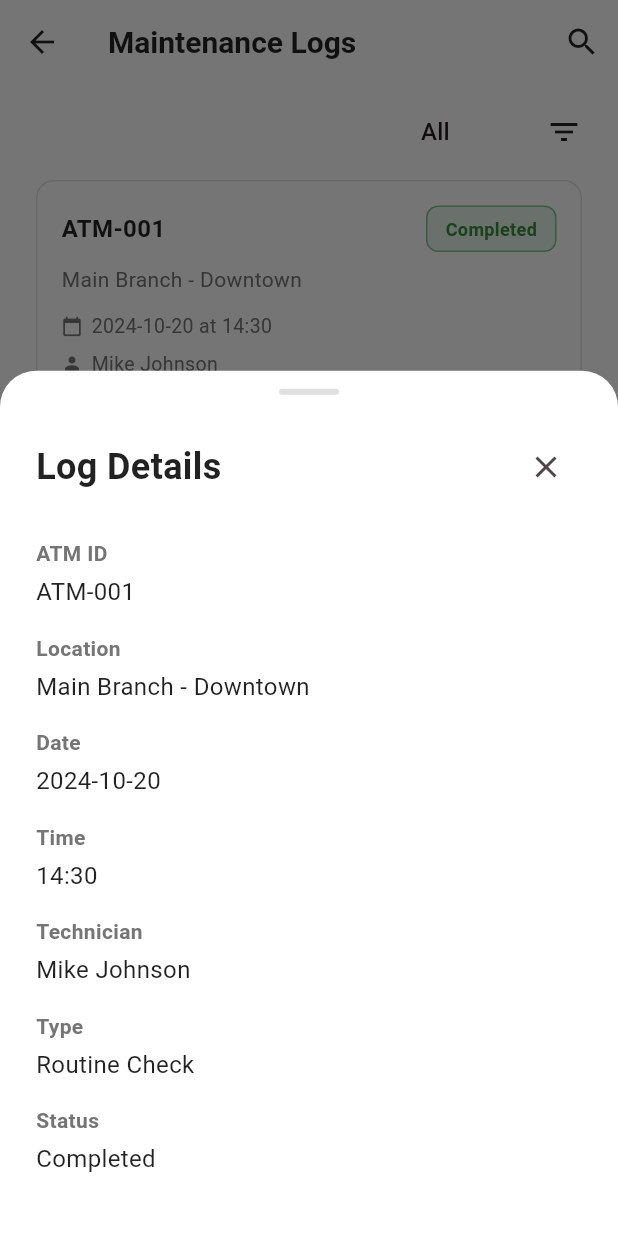
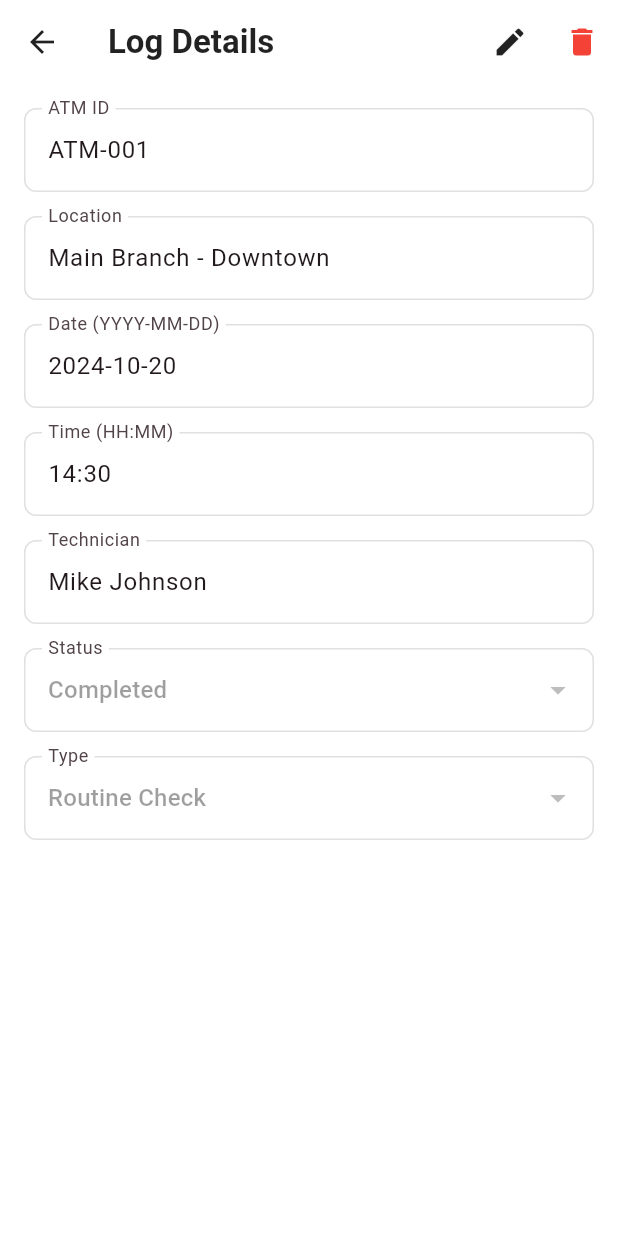
Before and after one commit to evance-mose/AMLS-APP, a Flutter app: the MaintenanceLogsScreen screen opened by its route, after a tap on "ATM-001", on a phone screen of 412 x 824 dp. Run offline on Flutter 3.47's test engine with Material 3 defaults, Android fonts, the phone set to English and light mode, and no system bars.

Commit message:
Add log management features to MaintenanceLogsScreen. Implement navigation to LogFormPage for adding and editing logs. Introduce delete confirmation dialog for log entries. Update state management to reflect changes in the logs list.

```diff
--- /dev/null
+++ b/lib/log_form_page.dart
@@ -0,0 +1,316 @@
+import 'package:flutter/material.dart';
+
+class LogFormPage extends StatefulWidget {
+  final Map<String, dynamic>? log; // Optional: for editing existing logs
+  final bool isViewOnly; // New parameter
+
+  const LogFormPage({super.key, this.log, this.isViewOnly = false}); // Default to false
+
+  @override
+  State<LogFormPage> createState() => _LogFormPageState();
+}
+
+class _LogFormPageState extends State<LogFormPage> {
+  final _formKey = GlobalKey<FormState>();
+  late TextEditingController _atmIdController;
+  late TextEditingController _locationController;
+  late TextEditingController _dateController;
+  late TextEditingController _timeController;
+  late TextEditingController _technicianController;
+  late String _selectedStatus;
+  late String _selectedType;
+
+  final List<String> _statuses = ['Completed', 'In Progress'];
+  final List<String> _types = ['Routine Check', 'Cash Replenishment', 'Hardware Repair', 'Software Update'];
+
+  @override
+  void initState() {
+    super.initState();
+    _atmIdController = TextEditingController(text: widget.log?['atmId'] ?? '');
+    _locationController = TextEditingController(text: widget.log?['location'] ?? '');
+    _dateController = TextEditingController(text: widget.log?['date'] ?? '');
+    _timeController = TextEditingController(text: widget.log?['time'] ?? '');
+    _technicianController = TextEditingController(text: widget.log?['technician'] ?? '');
+    _selectedStatus = widget.log?['status'] ?? _statuses.first;
+    _selectedType = widget.log?['type'] ?? _types.first;
+  }
+
+  @override
+  void dispose() {
+    _atmIdController.dispose();
+    _locationController.dispose();
+    _dateController.dispose();
+    _timeController.dispose();
+    _technicianController.dispose();
+    super.dispose();
+  }
+
+  void _saveForm() {
+    if (_formKey.currentState!.validate()) {
+      final newLog = {
+        'atmId': _atmIdController.text,
+        'location': _locationController.text,
+        'date': _dateController.text,
+        'time': _timeController.text,
+        'technician': _technicianController.text,
+        'status': _selectedStatus,
+        'type': _selectedType,
+      };
+      Navigator.pop(context, newLog); // Pass the new/edited log back
+    }
+  }
+
+  void _selectDate() async {
+    DateTime? picked = await showDatePicker(
+      context: context,
+      initialDate: DateTime.tryParse(_dateController.text) ?? DateTime.now(),
+      firstDate: DateTime(2000),
+      lastDate: DateTime(2100),
+    );
+    if (picked != null) {
+      setState(() {
+        _dateController.text = picked.toIso8601String().split('T').first; // Format as YYYY-MM-DD
+      });
+    }
+  }
+
+  TimeOfDay _parseTimeOfDay(String timeString) {
+    if (timeString.isEmpty) {
+      return TimeOfDay.now();
+    }
+    final parts = timeString.split(':');
+    if (parts.length == 2) {
+      final hour = int.tryParse(parts[0]);
+      final minute = int.tryParse(parts[1]);
+      if (hour != null && minute != null) {
+        return TimeOfDay(hour: hour, minute: minute);
+      }
+    }
+    return TimeOfDay.now();
+  }
+
+  void _selectTime() async {
+    TimeOfDay? picked = await showTimePicker(
+      context: context,
+      initialTime: _parseTimeOfDay(_timeController.text),
+    );
+    if (picked != null) {
+      setState(() {
+        _timeController.text = picked.format(context); // Format as HH:MM
+      });
+    }
+  }
+
+  @override
+  Widget build(BuildContext context) {
+    return Scaffold(
+      backgroundColor: Colors.white, // Set background color to white
+      appBar: AppBar(
+        backgroundColor: Colors.white, // Consistent with logs_page.dart
+        elevation: 0, // Consistent with logs_page.dart
+        iconTheme: const IconThemeData(color: Colors.black87), // Consistent with logs_page.dart
+        title: Text(
+          widget.isViewOnly
+              ? 'Log Details'
+              : (widget.log == null ? 'Create Log' : 'Edit Log'),
+          style: const TextStyle(
+            color: Colors.black87,
+            fontWeight: FontWeight.w600,
+          ),
+        ),
+        actions: widget.isViewOnly
+            ? [
+                IconButton(
+                  icon: const Icon(Icons.edit, color: Colors.black87),
+                  onPressed: () async {
+                    Navigator.pop(context); // Dismiss current view-only form
+                    final updatedLog = await Navigator.push<Map<String, dynamic>>(
+                      context,
+                      MaterialPageRoute(
+                        builder: (context) => LogFormPage(log: widget.log), // Navigate to edit mode
+                      ),
+                    );
+                    if (updatedLog != null) {
+                      Navigator.pop(context, updatedLog); // Pass updated log back to previous screen
+                    }
+                  },
+                ),
+                IconButton(
+                  icon: const Icon(Icons.delete, color: Colors.red),
+                  onPressed: () {
+                    // Implement delete confirmation and action here
+                    // For now, just pop with a signal to delete
+                    Navigator.pop(context, {'action': 'delete'});
+                  },
+                ),
+              ]
+            : null,
+      ),
+      body: Padding(
+        padding: const EdgeInsets.all(16.0),
+        child: Form(
+          key: _formKey,
+          child: ListView(
+            children: [
+              _buildTextFormField(
+                controller: _atmIdController,
+                labelText: 'ATM ID',
+                validatorMessage: 'Please enter an ATM ID',
+                readOnly: widget.isViewOnly,
+              ),
+              const SizedBox(height: 16),
+              _buildTextFormField(
+                controller: _locationController,
+                labelText: 'Location',
+                validatorMessage: 'Please enter a location',
+                readOnly: widget.isViewOnly,
+              ),
+              const SizedBox(height: 16),
+              _buildTextFormField(
+                controller: _dateController,
+                labelText: 'Date (YYYY-MM-DD)',
+                validatorMessage: 'Please enter a date',
+                onTap: widget.isViewOnly ? null : _selectDate,
+                readOnly: widget.isViewOnly,
+              ),
+              const SizedBox(height: 16),
+              _buildTextFormField(
+                controller: _timeController,
+                labelText: 'Time (HH:MM)',
+                validatorMessage: 'Please enter a time',
+                onTap: widget.isViewOnly ? null : _selectTime,
+                readOnly: widget.isViewOnly,
+              ),
+              const SizedBox(height: 16),
+              _buildTextFormField(
+                controller: _technicianController,
+                labelText: 'Technician',
+                validatorMessage: 'Please enter a technician name',
+                readOnly: widget.isViewOnly,
+              ),
+              const SizedBox(height: 16),
+              _buildDropdownFormField(
+                value: _selectedStatus,
+                labelText: 'Status',
+                items: _statuses,
+                onChanged: widget.isViewOnly ? null : (String? newValue) {
+                  setState(() {
+                    _selectedStatus = newValue!;
+                  });
+                },
+                readOnly: widget.isViewOnly,
+              ),
+              const SizedBox(height: 16),
+              _buildDropdownFormField(
+                value: _selectedType,
+                labelText: 'Type',
+                items: _types,
+                onChanged: widget.isViewOnly ? null : (String? newValue) {
+                  setState(() {
+                    _selectedType = newValue!;
+                  });
+                },
+                readOnly: widget.isViewOnly,
+              ),
+              if (!widget.isViewOnly) ...[
+                const SizedBox(height: 32),
+                SizedBox(
+                  width: double.infinity,
+                  child: ElevatedButton(
+                    onPressed: _saveForm,
+                    style: ElevatedButton.styleFrom(
+                      backgroundColor: Colors.black87,
+                      padding: const EdgeInsets.symmetric(vertical: 16),
+                      shape: RoundedRectangleBorder(
+                        borderRadius: BorderRadius.circular(12),
+                      ),
+                    ),
+                    child: const Text(
+                      'Save Log',
+                      style: TextStyle(
+                        fontSize: 16,
+                        fontWeight: FontWeight.w600,
+                        color: Colors.white,
+                      ),
+                    ),
+                  ),
+                ),
+              ],
+            ],
+          ),
+        ),
+      ),
+    );
+  }
+
+  Widget _buildTextFormField({
+    required TextEditingController controller,
+    required String labelText,
+    required String validatorMessage,
+    VoidCallback? onTap,
+    bool readOnly = false,
+  }) {
+    return TextFormField(
+      controller: controller,
+      decoration: InputDecoration(
+        labelText: labelText,
+        contentPadding: const EdgeInsets.symmetric(vertical: 16.0, horizontal: 12.0), // Increased height
+        border: OutlineInputBorder(
+          borderRadius: BorderRadius.circular(8),
+          borderSide: BorderSide(color: Colors.grey.shade300),
+        ),
+        enabledBorder: OutlineInputBorder(
+          borderRadius: BorderRadius.circular(8),
+          borderSide: BorderSide(color: Colors.grey.shade300),
+        ),
+        focusedBorder: OutlineInputBorder(
+          borderRadius: BorderRadius.circular(8),
+          borderSide: const BorderSide(color: Colors.black87, width: 2),
+        ),
+      ),
+      validator: (value) {
+        if (value == null || value.isEmpty) {
+          return validatorMessage;
+        }
+        return null;
+      },
+      onTap: onTap,
+      readOnly: readOnly,
+    );
+  }
+
+  Widget _buildDropdownFormField({
+    required String value,
+    required String labelText,
+    required List<String> items,
+    ValueChanged<String?>? onChanged, // Made nullable
+    bool readOnly = false,
+  }) {
+    return DropdownButtonFormField<String>(
+      value: value,
+      decoration: InputDecoration(
+        labelText: labelText,
+        contentPadding: const EdgeInsets.symmetric(vertical: 16.0, horizontal: 12.0), // Increased height
+        border: OutlineInputBorder(
+          borderRadius: BorderRadius.circular(8),
+          borderSide: BorderSide(color: Colors.grey.shade300),
+        ),
+        enabledBorder: OutlineInputBorder(
+          borderRadius: BorderRadius.circular(8),
+          borderSide: BorderSide(color: Colors.grey.shade300),
+        ),
+        focusedBorder: OutlineInputBorder(
+          borderRadius: BorderRadius.circular(8),
+          borderSide: const BorderSide(color: Colors.black87, width: 2),
+        ),
+      ),
+      items: items.map((String item) {
+        return DropdownMenuItem<String>(
+          value: item,
+          child: Text(item),
+        );
+      }).toList(),
+      onChanged: readOnly ? null : onChanged,
+    );
+  }
+}
--- a/lib/logs_page.dart
+++ b/lib/logs_page.dart
@@ -1,4 +1,5 @@
 import 'package:flutter/material.dart';
+import 'package:amls/log_form_page.dart';
 
 class MaintenanceLogsScreen extends StatefulWidget {
   const MaintenanceLogsScreen({super.key});
@@ -153,8 +154,17 @@ class _MaintenanceLogsScreenState extends State<MaintenanceLogsScreen> {
         ],
       ),
       floatingActionButton: FloatingActionButton(
-        onPressed: () {
-          // Navigate to add new log screen
+        onPressed: () async {
+          final newLog = await Navigator.push<Map<String, dynamic>>(
+            context,
+            MaterialPageRoute(builder: (context) => const LogFormPage()),
+          );
+
+          if (newLog != null) {
+            setState(() {
+              maintenanceLogs.add(newLog);
+            });
+          }
         },
         backgroundColor: Colors.black87,
         child: const Icon(Icons.add, color: Colors.white),
@@ -164,15 +174,35 @@ class _MaintenanceLogsScreenState extends State<MaintenanceLogsScreen> {
 
   Widget _buildMaintenanceLogCard(Map<String, dynamic> log) {
     final isCompleted = log['status'] == 'Completed';
+    final logIndex = maintenanceLogs.indexOf(log); // Get the index of the log
     return Container(
       margin: const EdgeInsets.only(bottom: 16),
       child: Material(
         color: Colors.white,
         borderRadius: BorderRadius.circular(12),
         child: InkWell(
-          onTap: () {
-            // Navigate to log details screen
-            _showLogDetails(log);
+          onTap: () async {
+            final result = await Navigator.push<Map<String, dynamic>>(
+              context,
+              MaterialPageRoute(
+                builder: (context) => LogFormPage(log: log, isViewOnly: true), // View-only mode
+              ),
+            );
+
+            if (result != null) {
+              if (result.containsKey('action') && result['action'] == 'delete') {
+                // Handle delete action from the view-only form
+                _confirmDeleteLog(log);
+              } else {
+                // Handle update from the edit mode initiated from view-only form
+                setState(() {
+                  final logIndex = maintenanceLogs.indexOf(log);
+                  if (logIndex != -1) {
+                    maintenanceLogs[logIndex] = result; // Update with the edited log
+                  }
+                });
+              }
+            }
           },
           borderRadius: BorderRadius.circular(12),
           child: Container(
@@ -265,69 +295,32 @@ class _MaintenanceLogsScreenState extends State<MaintenanceLogsScreen> {
     );
   }
 
-  void _showLogDetails(Map<String, dynamic> log) {
-    showModalBottomSheet(
+  void _confirmDeleteLog(Map<String, dynamic> log) {
+    showDialog(
       context: context,
-      isScrollControlled: true,
-      backgroundColor: Colors.transparent,
-      builder: (context) => Container(
-        height: MediaQuery.of(context).size.height * 0.7,
-        decoration: const BoxDecoration(
-          color: Colors.white,
-          borderRadius: BorderRadius.only(
-            topLeft: Radius.circular(24),
-            topRight: Radius.circular(24),
-          ),
-        ),
-        child: Column(
-          children: [
-            Container(
-              margin: const EdgeInsets.only(top: 12),
-              width: 40,
-              height: 4,
-              decoration: BoxDecoration(
-                color: Colors.grey.shade300,
-                borderRadius: BorderRadius.circular(2),
-              ),
+      builder: (BuildContext context) {
+        return AlertDialog(
+          title: const Text('Delete Log'),
+          content: const Text('Are you sure you want to delete this log?'),
+          actions: <Widget>[
+            TextButton(
+              onPressed: () {
+                Navigator.of(context).pop(); // Dismiss dialog
+              },
+              child: const Text('Cancel'),
             ),
-            Expanded(
-              child: SingleChildScrollView(
-                padding: const EdgeInsets.all(24),
-                child: Column(
-                  crossAxisAlignment: CrossAxisAlignment.start,
-                  children: [
-                    Row(
-                      mainAxisAlignment: MainAxisAlignment.spaceBetween,
-                      children: [
-                        const Text(
-                          'Log Details',
-                          style: TextStyle(
-                            fontSize: 24,
-                            fontWeight: FontWeight.bold,
-                            color: Colors.black87,
-                          ),
-                        ),
-                        IconButton(
-                          icon: const Icon(Icons.close),
-                          onPressed: () => Navigator.pop(context),
-                        ),
-                      ],
-                    ),
-                    const SizedBox(height: 24),
-                    _buildDetailRow('ATM ID', log['atmId']),
-                    _buildDetailRow('Location', log['location']),
-                    _buildDetailRow('Date', log['date']),
-                    _buildDetailRow('Time', log['time']),
-                    _buildDetailRow('Technician', log['technician']),
-                    _buildDetailRow('Type', log['type']),
-                    _buildDetailRow('Status', log['status']),
-                  ],
-                ),
-              ),
+            TextButton(
+              onPressed: () {
+                setState(() {
+                  maintenanceLogs.remove(log);
+                });
+                Navigator.of(context).pop(); // Dismiss dialog
+              },
+              child: const Text('Delete', style: TextStyle(color: Colors.red)),
             ),
           ],
-        ),
-      ),
+        );
+      },
     );
   }
 
```
